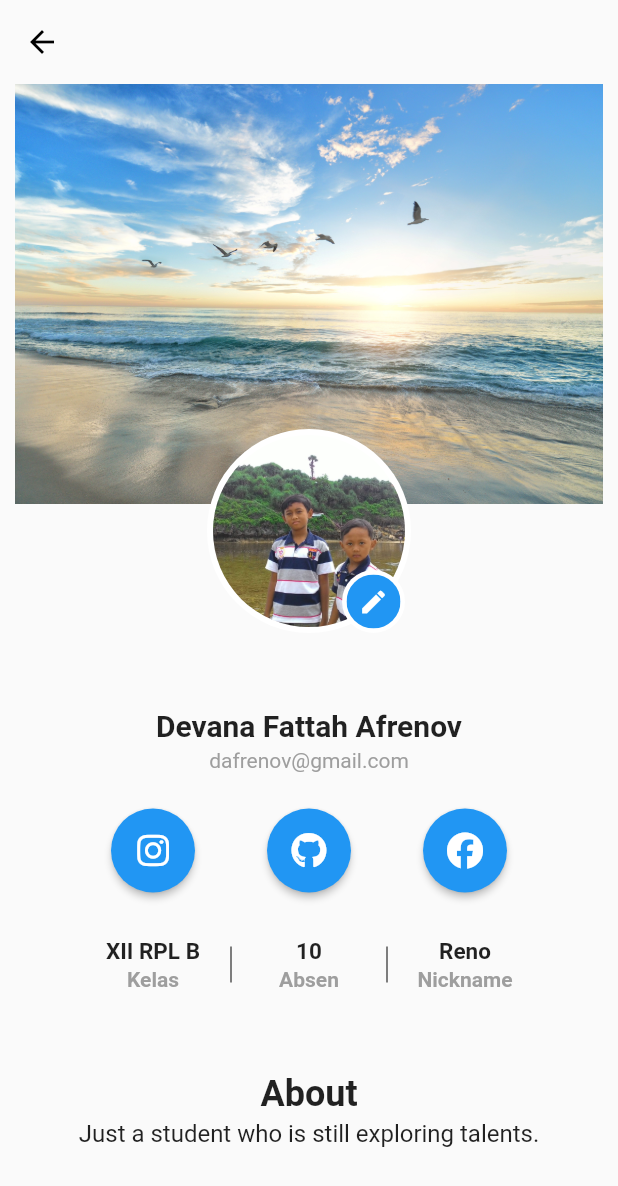
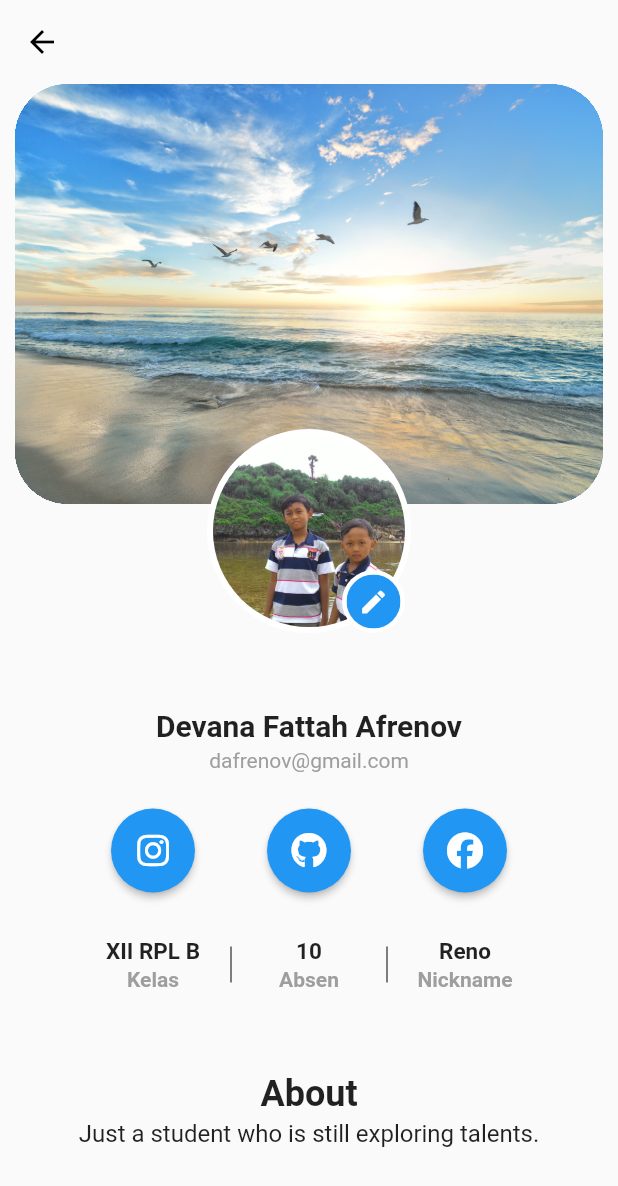
Before and after one commit to DevanaFattah/my_profile_app, a Flutter app: the screen it shows after launch, on a phone screen of 412 x 824 dp. Shown: the top 1186 px of the screen. Run offline on Flutter 3.47's test engine with Material 2 defaults, Android fonts, the light colour scheme and no system bars; our stand-ins replace font_awesome_flutter, shared_preferences.

Commit message:
feat: added cover image border radius

```diff
--- a/lib/widgets/cover_image_widget.dart
+++ b/lib/widgets/cover_image_widget.dart
@@ -5,14 +5,17 @@ class CoverImage extends StatelessWidget {
 
   @override
   Widget build(BuildContext context) => Container(
-        color: Colors.blue.shade300,
+        clipBehavior: Clip.hardEdge,
+        decoration: BoxDecoration(
+          color: Colors.blue.shade300,
+          borderRadius: BorderRadius.all(
+            Radius.circular(35),
+          ),
+        ),
         child: Stack(
           children: <Widget>[
             Image.asset('assets/images/beach.jpg',
-                width: double.infinity,
-                height: coverHeight,
-                fit: BoxFit.cover
-              ),
+                width: double.infinity, height: coverHeight, fit: BoxFit.cover),
           ],
         ),
       );
```
